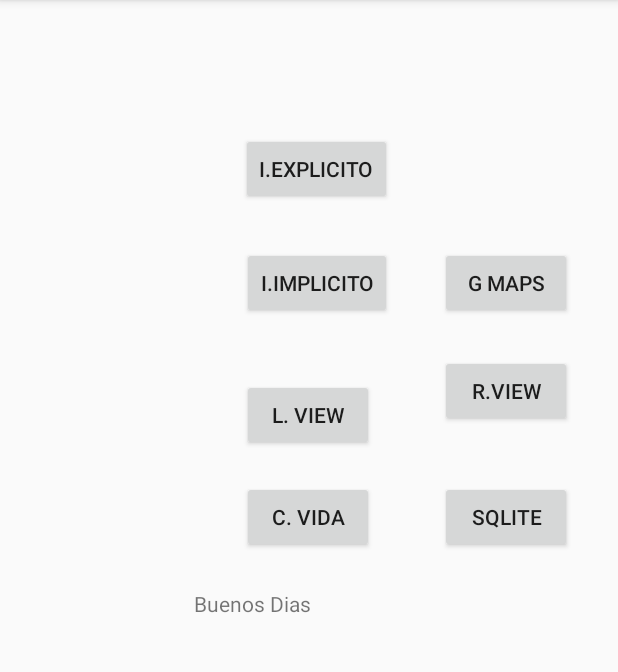
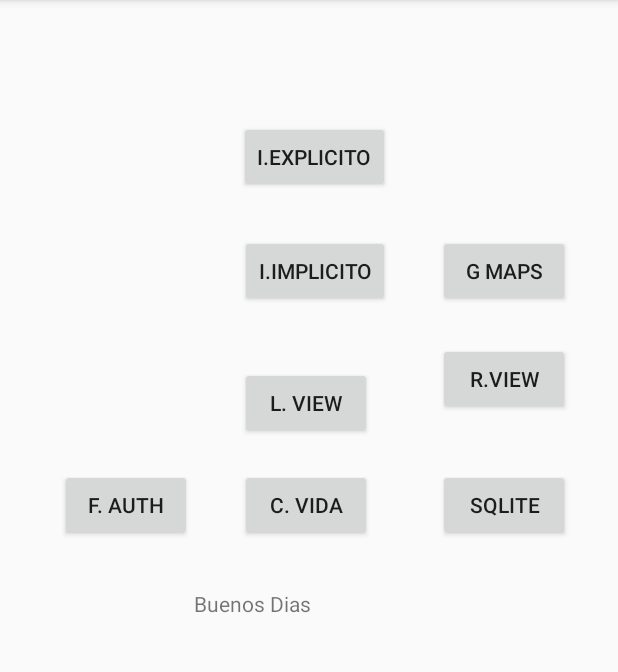
Before and after one commit to EPN-2023B-Moviles-GR2SW/mov-gr2sw-montalvo-paz-emily-gabriela, an Android app built with Jetpack Compose: the screen it shows after launch (MainActivity), on a phone screen of 412 x 824 dp, the part 84-756 px from its top. Run offline under Robolectric (Android 15) with nearby library versions, the phone set to English and light mode, and no system bars.

Commit message:
add authentication layout and bottom

```diff
--- a/02-Android/app/src/main/AndroidManifest.xml
+++ b/02-Android/app/src/main/AndroidManifest.xml
@@ -4,6 +4,7 @@
 
     <uses-permission android:name="android.permission.ACCESS_COARSE_LOCATION" />
     <uses-permission android:name="android.permission.ACCESS_FINE_LOCATION" />
+
     <application
         android:allowBackup="true"
         android:dataExtractionRules="@xml/data_extraction_rules"
@@ -14,6 +15,9 @@
         android:supportsRtl="true"
         android:theme="@style/Theme.AppCompat.Light"
         tools:targetApi="31">
+        <activity
+            android:name=".HFireBaseUIAuth"
+            android:exported="false" />
         <activity
             android:name=".GGoogleMapsActivity"
             android:exported="false" />
--- a/02-Android/app/src/main/java/com/example/b2023gr2sw/MainActivity.kt
+++ b/02-Android/app/src/main/java/com/example/b2023gr2sw/MainActivity.kt
@@ -106,6 +106,11 @@ class MainActivity : AppCompatActivity() {
         botonGoogleMaps.setOnClickListener{
             irActividad(GGoogleMapsActivity:: class.java)
         }
+
+        val botonFirebaseUI = findViewById<Button>(R.id.btn_intent_firebase_ui)
+        botonFirebaseUI.setOnClickListener{
+            irActividad(HFireBaseUIAuth:: class.java)
+        }
     }
 
     fun abrirActividadConParametros(clase: Class<*>) {
@@ -115,7 +120,6 @@ class MainActivity : AppCompatActivity() {
         intentExplicito.putExtra("apellido", "Eguez")
         intentExplicito.putExtra("edad", 34)
         callbackContenidoIntenExplicito.launch(intentExplicito)
-
     }
 
     fun irActividad(
--- a/02-Android/app/src/main/res/layout/activity_main.xml
+++ b/02-Android/app/src/main/res/layout/activity_main.xml
@@ -33,10 +33,11 @@
         android:id="@+id/btn_ciclo_vida"
         android:layout_width="wrap_content"
         android:layout_height="wrap_content"
-        android:layout_marginBottom="24dp"
+        android:layout_marginBottom="32dp"
         android:text="C. vida"
         app:layout_constraintBottom_toTopOf="@+id/textView"
         app:layout_constraintEnd_toEndOf="@+id/textView"
+        app:layout_constraintHorizontal_bias="0.484"
         app:layout_constraintStart_toStartOf="@+id/textView" />
 
     <Button
@@ -93,4 +94,15 @@
         app:layout_constraintEnd_toEndOf="@+id/btn_recycler_view"
         app:layout_constraintHorizontal_bias="0.0"
         app:layout_constraintStart_toStartOf="@+id/btn_recycler_view" />
+
+    <Button
+        android:id="@+id/btn_intent_firebase_ui"
+        android:layout_width="wrap_content"
+        android:layout_height="wrap_content"
+        android:layout_marginStart="40dp"
+        android:text="F. AUTH"
+        app:layout_constraintBottom_toBottomOf="@+id/btn_ciclo_vida"
+        app:layout_constraintStart_toStartOf="parent"
+        app:layout_constraintTop_toTopOf="@+id/btn_ciclo_vida"
+        app:layout_constraintVertical_bias="1.0" />
 </androidx.constraintlayout.widget.ConstraintLayout>
```
Also changed, not shown: 02-Android/app/build.gradle.kts (+11 -0 lines), 02-Android/app/src/main/java/com/example/b2023gr2sw/HFireBaseUIAuth.kt (added, +11 -0 lines), 02-Android/app/src/main/res/layout/activity_hfire_base_uiauth.xml (added, +9 -0 lines).
